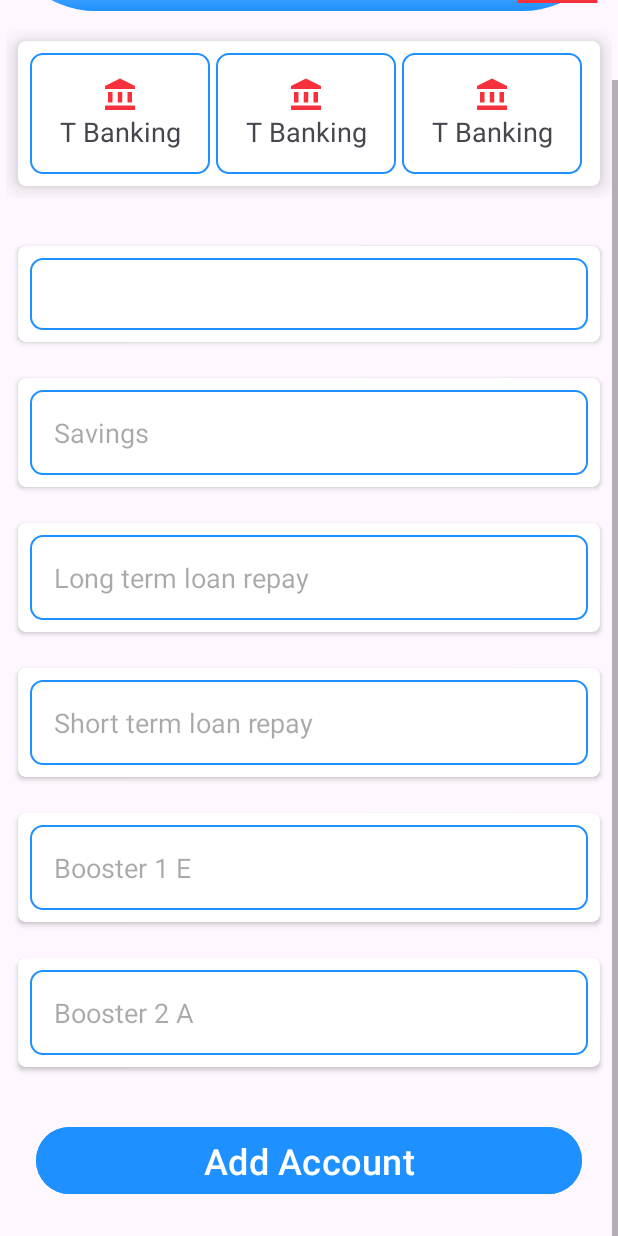
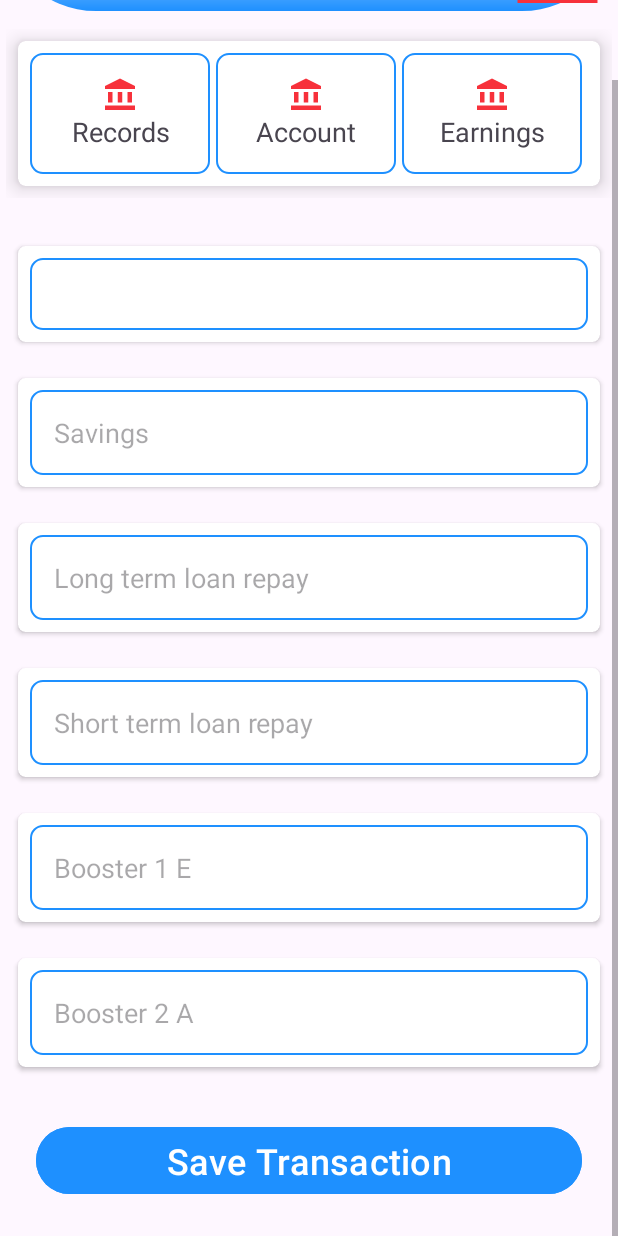
Before and after one commit to danielkirwa/FG2030, an Android app: the TBanking screen opened directly, with no data from a screen before it, scrolled down 56 dp, on a phone screen of 412 x 824 dp. Run offline under Robolectric (Android 15) with nearby library versions, the phone set to English and light mode, and no system bars.

Commit message:
Account design is created and new item in transaction toggle added also tab layout added

```diff
--- a/app/src/main/res/layout/activity_tbanking.xml
+++ b/app/src/main/res/layout/activity_tbanking.xml
@@ -88,7 +88,7 @@
                             android:layout_height="match_parent"
                             android:gravity="center"
                             android:textSize="18sp"
-                            android:text="T Banking"/>
+                            android:text="Records"/>
 
                     </LinearLayout>
 
@@ -112,7 +112,7 @@
                             android:layout_height="match_parent"
                             android:gravity="center"
                             android:textSize="18sp"
-                            android:text="T Banking"/>
+                            android:text="Account"/>
 
                     </LinearLayout>
 
@@ -136,7 +136,7 @@
                             android:layout_height="match_parent"
                             android:gravity="center"
                             android:textSize="18sp"
-                            android:text="T Banking"/>
+                            android:text="Earnings"/>
 
                     </LinearLayout>
 
@@ -306,7 +306,7 @@
             android:textSize="24sp"
             android:layout_margin="24dp"
             android:backgroundTint="@color/blue"
-            android:text="Add Account"/>
+            android:text="Save Transaction"/>
 
 
 
```
